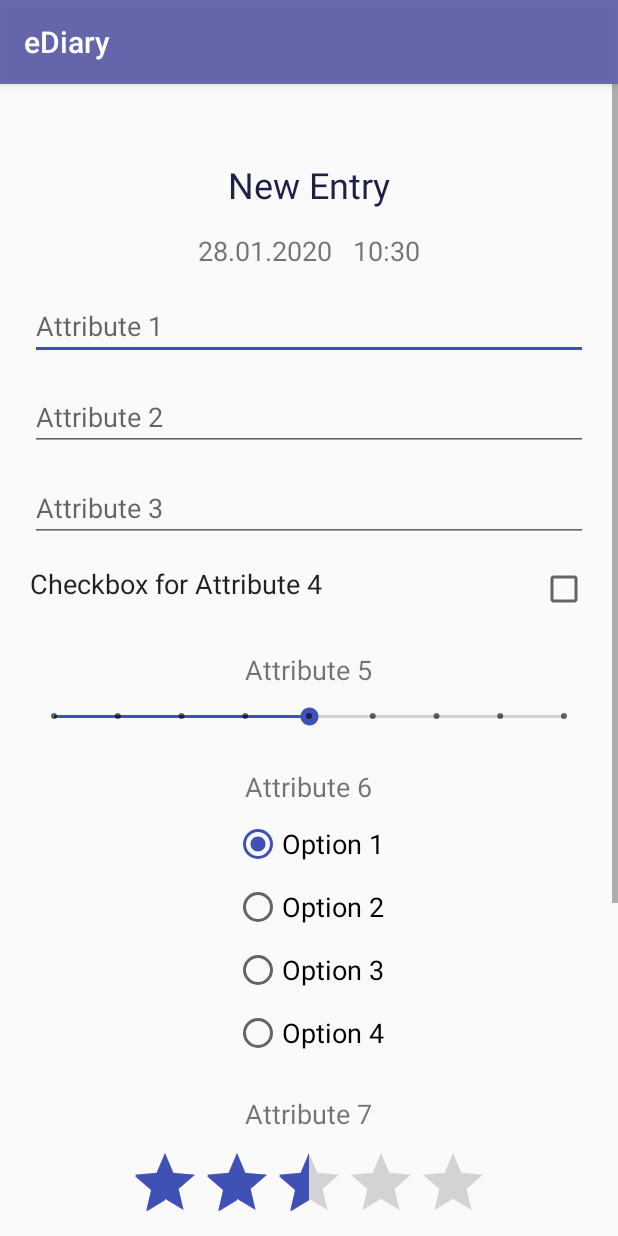
After one commit to FlorianMeinhart/eDiaryPhysicalActivity, an Android app: the AddEntryActivity screen opened directly, with no data from a screen before it, on a phone screen of 412 x 824 dp. The commit adds this screen. Run offline under Robolectric (Android 15) with nearby library versions, the phone set to English and light mode, and no system bars.

Commit message:
Additional attributes

```diff
--- /dev/null
+++ b/app/src/main/java/com/example/ediaryphysicalactivity/AddEntryActivity.java
@@ -0,0 +1,182 @@
+package com.example.ediaryphysicalactivity;
+
+import android.app.DatePickerDialog;
+import android.app.TimePickerDialog;
+import android.content.Intent;
+import android.os.AsyncTask;
+import android.os.Bundle;
+import android.view.View;
+import android.widget.CheckedTextView;
+import android.widget.DatePicker;
+import android.widget.EditText;
+import android.widget.RadioButton;
+import android.widget.RadioGroup;
+import android.widget.RatingBar;
+import android.widget.SeekBar;
+import android.widget.TextView;
+import android.widget.TimePicker;
+import android.widget.Toast;
+
+import androidx.appcompat.app.AppCompatActivity;
+
+import java.text.SimpleDateFormat;
+import java.util.Calendar;
+import java.util.Date;
+
+public class AddEntryActivity extends AppCompatActivity {
+
+    private TextView textViewDateTime, textViewDateAttr8, textViewTimeAttr9;
+    private EditText editTextAttr1, editTextAttr2, editTextAttr3;
+    private CheckedTextView checkedTextViewAttr4;
+    private SeekBar seekBarAttr5;
+    private RadioGroup radioGroupAttr6;
+    private RatingBar ratingBarAttr7;
+
+
+    @Override
+    protected void onCreate(Bundle savedInstanceState) {
+        super.onCreate(savedInstanceState);
+        setContentView(R.layout.activity_add_ediary_entry);
+
+        // Get current date and time
+        SimpleDateFormat formatter = new SimpleDateFormat("dd.MM.yyyy   HH:mm");
+        Date date = new Date();
+        textViewDateTime = findViewById(R.id.text_view_date_time);
+        textViewDateTime.setText(formatter.format(date));
+
+        // Get the views of all attributes
+        editTextAttr1 = findViewById(R.id.edit_text_attr_1);
+        editTextAttr2 = findViewById(R.id.edit_text_attr_2);
+        editTextAttr3 = findViewById(R.id.edit_text_attr_3);
+
+        checkedTextViewAttr4 = findViewById(R.id.checkedtextview_attr_4);
+        checkedTextViewAttr4.setOnClickListener(new View.OnClickListener() {
+            @Override
+            public void onClick(View v) {
+                checkedTextViewAttr4.toggle();
+            }
+        });
+
+        seekBarAttr5 = findViewById(R.id.seekbar_attr_5);
+
+        radioGroupAttr6 = findViewById(R.id.radio_group_attr_6);
+
+        ratingBarAttr7 = findViewById(R.id.rating_bar_attr_7);
+
+        textViewDateAttr8 = findViewById(R.id.text_view_attr_8);
+        findViewById(R.id.button_date).setOnClickListener(new View.OnClickListener() {
+            @Override
+            public void onClick(View view) {
+                // Get Current Date
+                final Calendar c = Calendar.getInstance();
+                int mYear = c.get(Calendar.YEAR);
+                int mMonth = c.get(Calendar.MONTH);
+                int mDay = c.get(Calendar.DAY_OF_MONTH);
+
+                DatePickerDialog datePickerDialog = new DatePickerDialog(AddEntryActivity.this,
+                        new DatePickerDialog.OnDateSetListener() {
+
+                            @Override
+                            public void onDateSet(DatePicker view, int year,
+                                                  int monthOfYear, int dayOfMonth) {
+
+                                textViewDateAttr8.setText(dayOfMonth + "." + (monthOfYear + 1) + "." + year);
+                            }
+                        }, mYear, mMonth, mDay);
+                datePickerDialog.show();
+            }
+        });
+
+        textViewTimeAttr9 = findViewById(R.id.text_view_attr_9);
+        findViewById(R.id.button_time).setOnClickListener(new View.OnClickListener() {
+            @Override
+            public void onClick(View view) {
+                // Get Current Time
+                final Calendar c = Calendar.getInstance();
+                int mHour = c.get(Calendar.HOUR_OF_DAY);
+                int mMinute = c.get(Calendar.MINUTE);
+
+                // Launch Time Picker Dialog
+                TimePickerDialog timePickerDialog = new TimePickerDialog(AddEntryActivity.this,
+                        new TimePickerDialog.OnTimeSetListener() {
+
+                            @Override
+                            public void onTimeSet(TimePicker view, int hourOfDay,
+                                                  int minute) {
+
+                                textViewTimeAttr9.setText(hourOfDay + ":" + minute);
+                            }
+                        }, mHour, mMinute, true);
+                timePickerDialog.show();
+            }
+        });
+
+
+        // Set save button
+        findViewById(R.id.button_save).setOnClickListener(new View.OnClickListener() {
+            @Override
+            public void onClick(View view) {
+                saveEntry();
+            }
+        });
+    }
+
+
+
+    private void saveEntry() {
+        final String sDateTime = textViewDateTime.getText().toString().trim();
+        final String sAttr1 = editTextAttr1.getText().toString().trim();
+        final String sAttr2 = editTextAttr2.getText().toString().trim();
+        final String sAttr3 = editTextAttr3.getText().toString().trim();
+        final boolean bAttr4 = checkedTextViewAttr4.isChecked();
+        final Integer iAttr5 = seekBarAttr5.getProgress();
+        final Integer iAttr6 = radioGroupAttr6.getCheckedRadioButtonId();
+        final Float fAttr7 = ratingBarAttr7.getRating();
+        final String sAttr8 = textViewDateAttr8.getText().toString().trim();
+        final String sAttr9 = textViewTimeAttr9.getText().toString().trim();
+
+        if (sAttr1.isEmpty()) {
+            editTextAttr1.setError("Attribute 1 required");
+            editTextAttr1.requestFocus();
+            return;
+        }
+
+        class SaveEntry extends AsyncTask<Void, Void, Void> {
+
+            @Override
+            protected Void doInBackground(Void... voids) {
+
+                //creating an entry
+                EDiaryEntry entry = new EDiaryEntry();
+                entry.setDate_time_str(sDateTime);
+                entry.setAttr_str_1(sAttr1);
+                entry.setAttr_str_2(sAttr2);
+                entry.setAttr_str_3(sAttr3);
+                entry.setAttr_bl_4(bAttr4);
+                entry.setAttr_i_5(iAttr5);
+                entry.setAttr_i_6(iAttr6);
+                entry.setAttr_f_7(fAttr7);
+                entry.setAttr_str_8(sAttr8);
+                entry.setAttr_str_9(sAttr9);
+
+                //adding to database
+                DatabaseClient.getInstance(getApplicationContext()).getAppDatabase()
+                        .taskDao()
+                        .insert(entry);
+                return null;
+            }
+
+            @Override
+            protected void onPostExecute(Void aVoid) {
+                super.onPostExecute(aVoid);
+                finish();
+                startActivity(new Intent(getApplicationContext(), ShowEntriesActivity.class));
+                Toast.makeText(getApplicationContext(), "Saved", Toast.LENGTH_LONG).show();
+            }
+        }
+
+        SaveEntry se = new SaveEntry();
+        se.execute();
+    }
+
+}
--- a/app/src/main/java/com/example/ediaryphysicalactivity/EDiaryEntriesAdapter.java
+++ b/app/src/main/java/com/example/ediaryphysicalactivity/EDiaryEntriesAdapter.java
@@ -37,8 +37,8 @@ public class EDiaryEntriesAdapter extends RecyclerView.Adapter<EDiaryEntriesAdap
         //System.out.println("onBindViewHolder. position: " + position);
 
         EDiaryEntry e = eDiaryEntryList.get(position);
-        holder.textViewCardFirst.setText(e.getAttr_str_1());
-        holder.textViewCardSecond.setText(e.getAttr_str_2());
+        holder.textViewCardFirst.setText(e.getDate_time_str());
+        holder.textViewCardSecond.setText(e.getAttr_str_1());
     }
 
     @Override
@@ -70,7 +70,7 @@ public class EDiaryEntriesAdapter extends RecyclerView.Adapter<EDiaryEntriesAdap
 
             EDiaryEntry entry = eDiaryEntryList.get(getAdapterPosition());
 
-            Intent intent = new Intent(mCtx, UpdateEDiaryEntryActivity.class);
+            Intent intent = new Intent(mCtx, UpdateEntryActivity.class);
             intent.putExtra("entry", entry);
 
             mCtx.startActivity(intent);
--- /dev/null
+++ b/app/src/main/res/drawable/button_grey.xml
@@ -0,0 +1,5 @@
+<?xml version="1.0" encoding="utf-8"?>
+<shape xmlns:android="http://schemas.android.com/apk/res/android">
+    <solid android:color="@color/colorButtonGrey"/>
+    <corners android:radius="10dp"/>
+</shape>
--- /dev/null
+++ b/app/src/main/res/layout/activity_add_ediary_entry.xml
@@ -0,0 +1,209 @@
+<?xml version="1.0" encoding="utf-8"?>
+<RelativeLayout xmlns:android="http://schemas.android.com/apk/res/android"
+    xmlns:app="http://schemas.android.com/apk/res-auto"
+    xmlns:tools="http://schemas.android.com/tools"
+    android:layout_width="match_parent"
+    android:layout_height="match_parent"
+    tools:context=".AddEntryActivity">
+
+    <ScrollView
+        android:layout_width="fill_parent"
+        android:layout_height="match_parent"
+        android:id="@+id/scrollView">
+
+        <LinearLayout
+            android:layout_width="match_parent"
+            android:layout_height="match_parent"
+            android:layout_margin="10dp"
+            android:orientation="vertical"
+            android:paddingVertical="25dp"
+            android:paddingHorizontal="10dp"
+            android:gravity="center_horizontal">
+
+            <TextView
+                android:layout_width="match_parent"
+                android:layout_height="wrap_content"
+                android:layout_margin="15dp"
+                android:text="New Entry"
+                android:textColor="@color/colorPrimaryDark"
+                android:textAlignment="center"
+                android:textAppearance="@style/Base.TextAppearance.AppCompat.Headline" />
+
+            <TextView
+                android:id="@+id/text_view_date_time"
+                android:textSize="@dimen/text_attr"
+                android:layout_width="match_parent"
+                android:layout_height="wrap_content"
+                android:gravity="center_horizontal" />
+
+            <EditText
+                android:id="@+id/edit_text_attr_1"
+                android:textSize="@dimen/text_attr"
+                android:layout_width="match_parent"
+                android:layout_height="wrap_content"
+                android:hint="Attribute 1"
+                android:layout_marginTop="15dp"/>
+
+            <EditText
+                android:id="@+id/edit_text_attr_2"
+                android:textSize="@dimen/text_attr"
+                android:layout_width="match_parent"
+                android:layout_height="wrap_content"
+                android:hint="Attribute 2"
+                android:layout_marginTop="15dp"/>
+
+            <EditText
+                android:id="@+id/edit_text_attr_3"
+                android:textSize="@dimen/text_attr"
+                android:layout_width="match_parent"
+                android:layout_height="wrap_content"
+                android:hint="Attribute 3"
+                android:layout_marginTop="15dp"/>
+
+            <CheckedTextView
+                android:id="@+id/checkedtextview_attr_4"
+                android:textSize="@dimen/text_attr"
+                android:layout_width="match_parent"
+                android:layout_height="wrap_content"
+                android:layout_marginTop="15dp"
+                android:layout_marginBottom="10dp"
+                android:checkMark="?android:attr/listChoiceIndicatorMultiple"
+                android:text="Checkbox for Attribute 4"/>
+
+            <TextView
+                android:id="@+id/text_view_attr_5"
+                android:textSize="@dimen/text_attr"
+                android:layout_width="wrap_content"
+                android:layout_height="wrap_content"
+                android:layout_marginTop="15dp"
+                android:layout_marginBottom="10dp"
+                android:text="Attribute 5"/>
+            <SeekBar
+                android:id="@+id/seekbar_attr_5"
+                android:layout_width="match_parent"
+                android:layout_height="wrap_content"
+                android:layout_marginBottom="10dp"
+                android:max="8"
+                android:progress="4"
+                android:theme="@style/Widget.AppCompat.SeekBar.Discrete" />
+
+            <TextView
+                android:id="@+id/text_view_attr_6"
+                android:textSize="@dimen/text_attr"
+                android:layout_width="wrap_content"
+                android:layout_height="wrap_content"
+                android:layout_marginTop="15dp"
+                android:layout_marginBottom="10dp"
+                android:text="Attribute 6"/>
+            <RadioGroup
+                android:id="@+id/radio_group_attr_6"
+                android:layout_width="wrap_content"
+                android:layout_height="wrap_content">
+                <RadioButton
+                    android:id="@+id/radio_attr_6_1"
+                    android:layout_width="fill_parent"
+                    android:layout_height="wrap_content"
+                    android:text="Option 1"
+                    android:checked="true"
+                    android:textSize="@dimen/text_attr" />
+                <RadioButton
+                    android:id="@+id/radio_attr_6_2"
+                    android:layout_width="fill_parent"
+                    android:layout_height="wrap_content"
+                    android:text="Option 2"
+                    android:layout_marginTop="10dp"
+                    android:checked="false"
+                    android:textSize="@dimen/text_attr" />
+                <RadioButton
+                    android:id="@+id/radio_attr_6_3"
+                    android:layout_width="fill_parent"
+                    android:layout_height="wrap_content"
+                    android:text="Option 3"
+                    android:layout_marginTop="10dp"
+                    android:checked="false"
+                    android:textSize="@dimen/text_attr" />
+                <RadioButton
+                    android:id="@+id/radio_attr_6_4"
+                    android:layout_width="fill_parent"
+                    android:layout_height="wrap_content"
+                    android:text="Option 4"
+                    android:layout_marginTop="10dp"
+                    android:layout_marginBottom="10dp"
+                    android:checked="false"
+                    android:textSize="@dimen/text_attr" />
+            </RadioGroup>
+
+            <TextView
+                android:id="@+id/text_view_attr_7"
+                android:textSize="@dimen/text_attr"
+                android:layout_width="wrap_content"
+                android:layout_height="wrap_content"
+                android:layout_marginTop="15dp"
+                android:layout_marginBottom="10dp"
+                android:text="Attribute 7" />
+            <RatingBar
+                android:id="@+id/rating_bar_attr_7"
+                android:layout_width="wrap_content"
+                android:layout_height="wrap_content"
+                android:layout_marginBottom="10dp"
+                android:layout_centerVertical="true"
+                android:rating="2.5"
+                android:numStars="5"
+                android:stepSize="0.5" />
+
+            <TextView
+                android:id="@+id/text_view_attr_8"
+                android:textSize="@dimen/text_attr"
+                android:layout_width="wrap_content"
+                android:layout_height="wrap_content"
+                android:textAlignment="center"
+                android:layout_marginTop="15dp"
+                android:layout_marginBottom="10dp"
+                android:hint="Date: Attribute 8" />
+            <Button
+                android:id="@+id/button_date"
+                android:layout_width="100dp"
+                android:layout_height="wrap_content"
+                android:layout_gravity="center_horizontal"
+                android:layout_marginBottom="10dp"
+                android:background="@drawable/button_grey"
+                android:text="Select date"
+                android:textAllCaps="false"/>
+
+            <TextView
+                android:id="@+id/text_view_attr_9"
+                android:textSize="@dimen/text_attr"
+                android:layout_width="wrap_content"
+                android:layout_height="wrap_content"
+                android:textAlignment="center"
+                android:layout_marginTop="15dp"
+                android:layout_marginBottom="10dp"
+                android:hint="Time: Attribute 9" />
+            <Button
+                android:id="@+id/button_time"
+                android:layout_width="100dp"
+                android:layout_height="wrap_content"
+                android:layout_gravity="center_horizontal"
+                android:layout_marginBottom="10dp"
+                android:background="@drawable/button_grey"
+                android:text="Select time"
+                android:textAllCaps="false"/>
+
+
+            <Button
+                android:id="@+id/button_save"
+                android:layout_width="100dp"
+                android:layout_height="wrap_content"
+                android:layout_gravity="center_horizontal"
+                android:textAlignment="center"
+                android:layout_marginTop="15dp"
+                android:background="@drawable/button_blue"
+                android:text="Save"
+                android:textAllCaps="false"
+                android:textColor="@color/colorLight" />
+
+        </LinearLayout>
+
+    </ScrollView>
+
+</RelativeLayout>
--- a/app/src/main/res/menu/menu_main.xml
+++ b/app/src/main/res/menu/menu_main.xml
@@ -2,6 +2,10 @@
     xmlns:app="http://schemas.android.com/apk/res-auto"
     xmlns:tools="http://schemas.android.com/tools"
     tools:context="com.example.ediaryphysicalactivity.MainActivity">
+    <item
+        android:id="@+id/send_data"
+        android:orderInCategory="1"
+        android:title="@string/send_data" />
     <item
         android:id="@+id/action_settings"
         android:orderInCategory="100"
--- a/app/src/main/res/values/colors.xml
+++ b/app/src/main/res/values/colors.xml
@@ -3,8 +3,10 @@
     <color name="colorPrimary">#D25050A4</color>
     <color name="colorPrimaryDark">#1E2044</color>
     <color name="colorAccent">#3F51B5</color>
-    <color name="colorLight">#00BBD4</color>
+    <color name="colorLight">#A2DCE3</color>
     <color name="colorRed">#e70004</color>
     <color name="colorButtonRed">#B9F44336</color>
     <color name="colorButtonBlue">#EB3F51B5</color>
+    <color name="colorButtonGrey">#EB9195A3</color>
+    <color name="colorCardBackground">#DAE3FA</color>
 </resources>
--- a/app/src/main/res/values/dimens.xml
+++ b/app/src/main/res/values/dimens.xml
@@ -1,3 +1,4 @@
 <resources>
     <dimen name="button_margin">18dp</dimen>
+    <dimen name="text_attr">18dp</dimen>
 </resources>
--- a/app/src/main/res/values/strings.xml
+++ b/app/src/main/res/values/strings.xml
@@ -1,4 +1,5 @@
 <resources>
     <string name="app_name">eDiary</string>
     <string name="action_settings">Settings</string>
+    <string name="send_data">Send data</string>
 </resources>
--- /dev/null
+++ b/app/src/main/res/xml/provider_paths.xml
@@ -0,0 +1,5 @@
+<paths>
+    <files-path
+        name="data"
+        path="."/>
+</paths>
```
Also changed, not shown: app/src/main/AndroidManifest.xml (+18 -1 lines), app/src/main/java/com/example/ediaryphysicalactivity/EDiaryEntry.java (+52 -1 lines), app/src/main/java/com/example/ediaryphysicalactivity/MainActivity.java (+76 -2 lines), app/src/main/java/com/example/ediaryphysicalactivity/ShowEntriesActivity.java (+42 -4 lines), app/src/main/java/com/example/ediaryphysicalactivity/UpdateEntryActivity.java (renamed from app/src/main/java/com/example/ediaryphysicalactivity/UpdateEDiaryEntryActivity.java, +5 -17 lines), app/src/main/res/layout/activity_update_ediary_entry.xml (+22 -14 lines), app/src/main/res/layout/recyclerview_ediary_entries.xml (+8 -5 lines).
